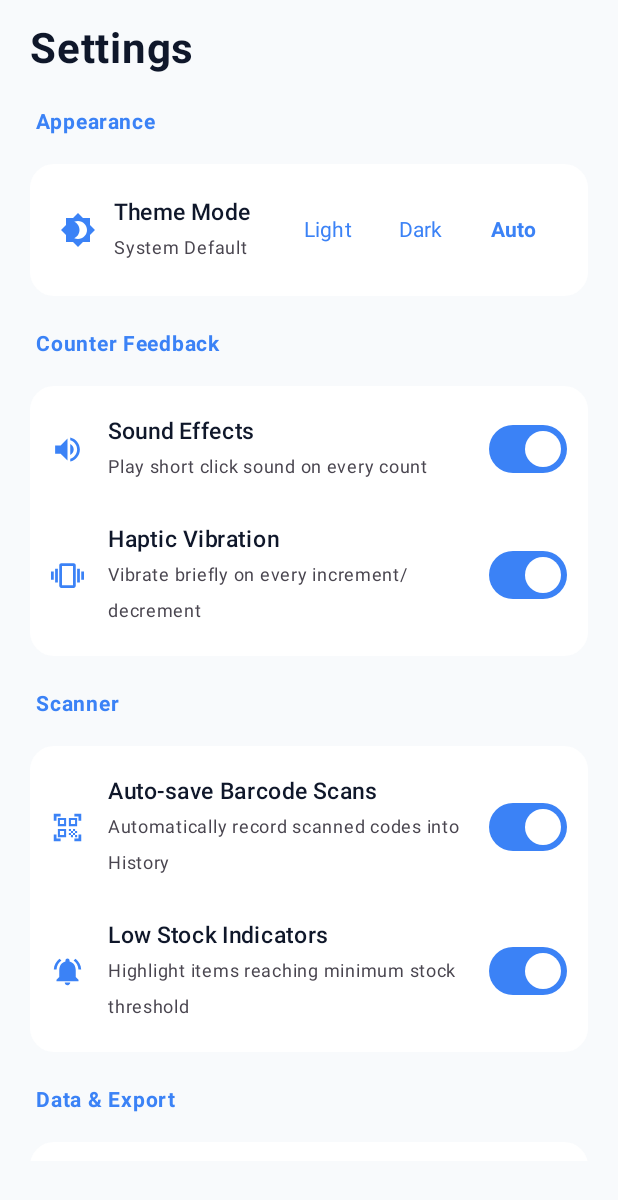
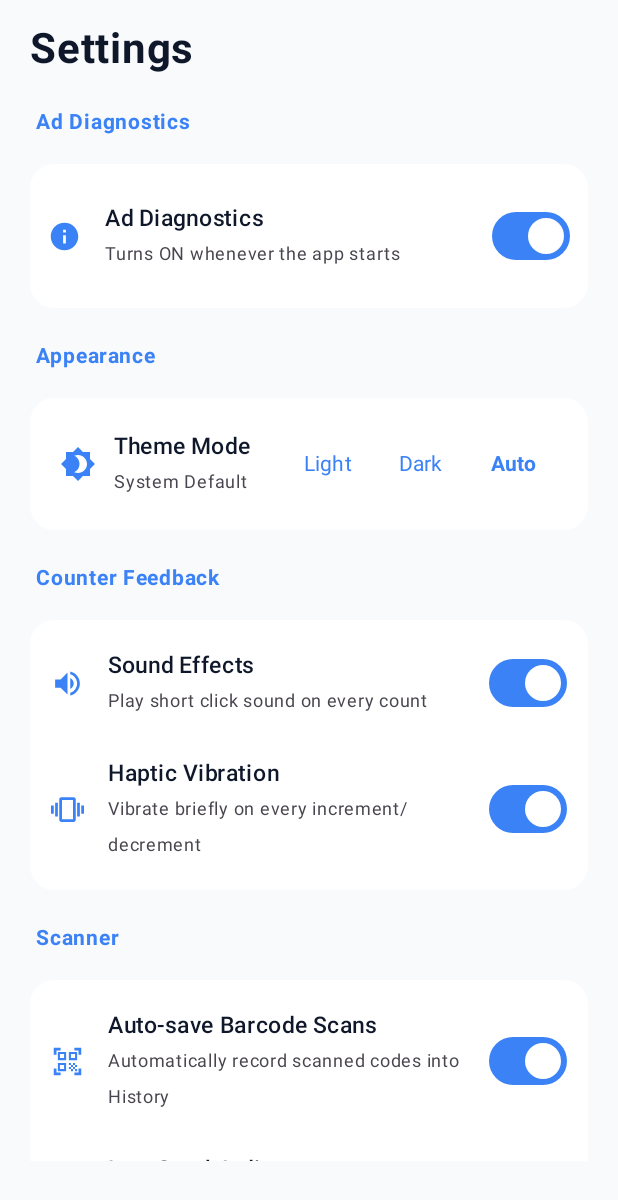
Before and after one commit to Wajid-tanshika/smart-counter, an Android app built with Jetpack Compose: the composable SettingsScreen shown on its own in the app's theme, on a phone screen of 412 x 824 dp. Shown: the top 1200 px of the screen. Run offline under Robolectric (Android 15) with nearby library versions, the phone set to English and light mode, and no system bars; our stand-ins replace AdMob; pictures from the network do not load; 3 statements that could not run were skipped.

Commit message:
Add app-session Ad Diagnostics switch

```diff
--- a/app/build.gradle.kts
+++ b/app/build.gradle.kts
@@ -18,8 +18,8 @@ android {
         applicationId = "com.smartcounter.ai"
         minSdk = 24
         targetSdk = 36
-        versionCode = 13
-        versionName = "2.0.3"
+        versionCode = 14
+        versionName = "2.0.4"
 
         testInstrumentationRunner = "androidx.test.runner.AndroidJUnitRunner"
 
--- a/app/src/main/java/com/example/data/AppSettingsManager.kt
+++ b/app/src/main/java/com/example/data/AppSettingsManager.kt
@@ -36,6 +36,11 @@ class AppSettingsManager(context: Context) {
 
     private val _lowStockAlerts = MutableStateFlow(prefs.getBoolean("low_stock_alerts", true))
     val lowStockAlerts: StateFlow<Boolean> = _lowStockAlerts.asStateFlow()
+
+    // Ad Diagnostics is enabled again whenever the app process starts.
+    private val _isAdDiagnosticsEnabled = MutableStateFlow(true)
+    val isAdDiagnosticsEnabled: StateFlow<Boolean> = _isAdDiagnosticsEnabled.asStateFlow()
+
 
     private val _isOnboardingCompleted = MutableStateFlow(prefs.getBoolean("onboarding_done", false))
     val isOnboardingCompleted: StateFlow<Boolean> = _isOnboardingCompleted.asStateFlow()
@@ -80,6 +85,10 @@ class AppSettingsManager(context: Context) {
         _autoSaveScans.value = enabled
     }
 
+    fun setAdDiagnosticsEnabled(enabled: Boolean) {
+        _isAdDiagnosticsEnabled.value = enabled
+    }
+
     fun setLowStockAlerts(enabled: Boolean) {
         prefs.edit().putBoolean("low_stock_alerts", enabled).apply()
         _lowStockAlerts.value = enabled
--- a/app/src/main/java/com/example/ui/screens/SettingsScreen.kt
+++ b/app/src/main/java/com/example/ui/screens/SettingsScreen.kt
@@ -78,6 +78,8 @@ fun SettingsScreen(
     val isVibeOn by settings.isVibrationEnabled.collectAsStateWithLifecycle()
     val autoSaveScans by settings.autoSaveScans.collectAsStateWithLifecycle()
     val lowStockAlerts by settings.lowStockAlerts.collectAsStateWithLifecycle()
+    val diagnosticsEnabled by settings.isAdDiagnosticsEnabled.collectAsStateWithLifecycle()
+
 
     var showClearHistoryDialog by remember { mutableStateOf(false) }
     var showClearInventoryDialog by remember { mutableStateOf(false) }
@@ -103,6 +105,23 @@ fun SettingsScreen(
                     fontWeight = FontWeight.Bold,
                     color = MaterialTheme.colorScheme.onBackground
                 )
+
+                // Ad Diagnostics Section
+                SettingsGroupHeader(title = "Ad Diagnostics")
+                Card(
+                    shape = RoundedCornerShape(16.dp),
+                    colors = CardDefaults.cardColors(containerColor = MaterialTheme.colorScheme.surface)
+                ) {
+                    Column(modifier = Modifier.padding(12.dp)) {
+                        SettingsSwitchRow(
+                            icon = Icons.Default.Info,
+                            title = "Ad Diagnostics",
+                            subtitle = "Turns ON whenever the app starts",
+                            checked = diagnosticsEnabled,
+                            onCheckedChange = { settings.setAdDiagnosticsEnabled(it) }
+                        )
+                    }
+                }
 
                 // 1. Appearance Section
                 SettingsGroupHeader(title = "Appearance")
```
